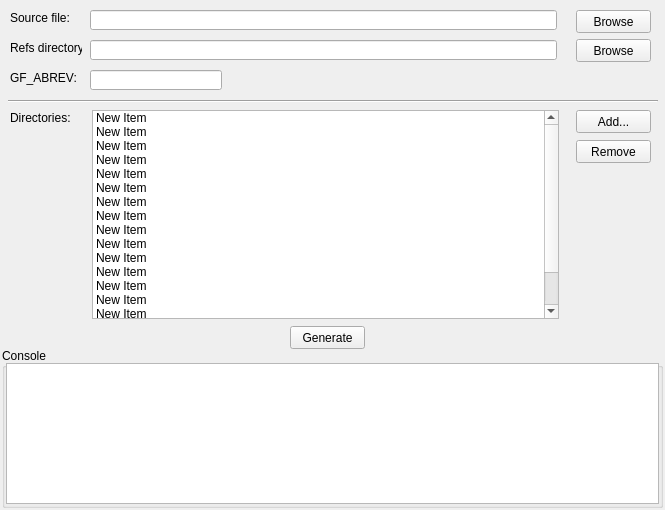
Before: the Qt Designer form GoldGenerator/GoldGenerator/UI/GoldGeneratorWindow.ui in kapis90/GoldGenerator, drawn with Qt 5.
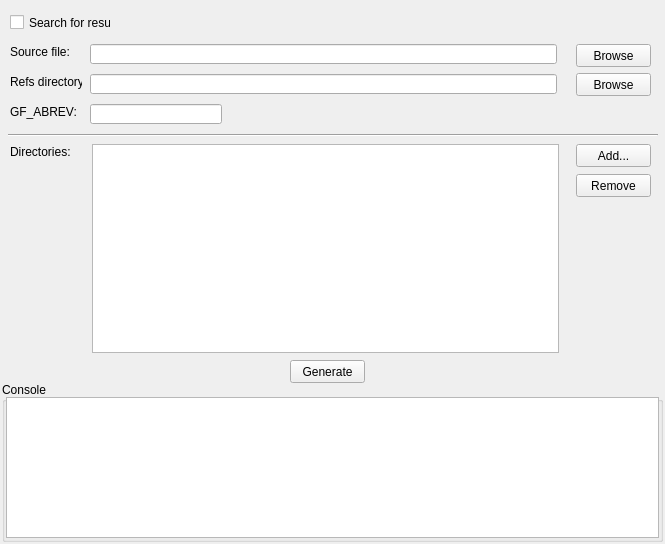
After: the same form once the commit is applied.

```diff
--- a/GoldGenerator/GoldGenerator/UI/GoldGeneratorWindow.ui
+++ b/GoldGenerator/GoldGenerator/UI/GoldGeneratorWindow.ui
@@ -10,7 +10,7 @@
     <x>0</x>
     <y>0</y>
     <width>665</width>
-    <height>510</height>
+    <height>544</height>
    </rect>
   </property>
   <property name="sizePolicy">
@@ -26,7 +26,7 @@
    <property name="geometry">
     <rect>
      <x>2</x>
-     <y>348</y>
+     <y>382</y>
      <width>661</width>
      <height>160</height>
     </rect>
@@ -52,7 +52,7 @@
    <property name="geometry">
     <rect>
      <x>10</x>
-     <y>110</y>
+     <y>144</y>
      <width>61</width>
      <height>16</height>
     </rect>
@@ -65,7 +65,7 @@
    <property name="geometry">
     <rect>
      <x>92</x>
-     <y>110</y>
+     <y>144</y>
      <width>467</width>
      <height>209</height>
     </rect>
@@ -82,97 +82,12 @@
    <property name="viewMode">
     <enum>QListView::ListMode</enum>
    </property>
-   <item>
-    <property name="text">
-     <string>New Item</string>
-    </property>
-   </item>
-   <item>
-    <property name="text">
-     <string>New Item</string>
-    </property>
-   </item>
-   <item>
-    <property name="text">
-     <string>New Item</string>
-    </property>
-   </item>
-   <item>
-    <property name="text">
-     <string>New Item</string>
-    </property>
-   </item>
-   <item>
-    <property name="text">
-     <string>New Item</string>
-    </property>
-   </item>
-   <item>
-    <property name="text">
-     <string>New Item</string>
-    </property>
-   </item>
-   <item>
-    <property name="text">
-     <string>New Item</string>
-    </property>
-   </item>
-   <item>
-    <property name="text">
-     <string>New Item</string>
-    </property>
-   </item>
-   <item>
-    <property name="text">
-     <string>New Item</string>
-    </property>
-   </item>
-   <item>
-    <property name="text">
-     <string>New Item</string>
-    </property>
-   </item>
-   <item>
-    <property name="text">
-     <string>New Item</string>
-    </property>
-   </item>
-   <item>
-    <property name="text">
-     <string>New Item</string>
-    </property>
-   </item>
-   <item>
-    <property name="text">
-     <string>New Item</string>
-    </property>
-   </item>
-   <item>
-    <property name="text">
-     <string>New Item</string>
-    </property>
-   </item>
-   <item>
-    <property name="text">
-     <string>New Item</string>
-    </property>
-   </item>
-   <item>
-    <property name="text">
-     <string>New Item</string>
-    </property>
-   </item>
-   <item>
-    <property name="text">
-     <string>New Item</string>
-    </property>
-   </item>
   </widget>
   <widget class="QPushButton" name="generateButton">
    <property name="geometry">
     <rect>
      <x>290</x>
-     <y>326</y>
+     <y>360</y>
      <width>75</width>
      <height>23</height>
     </rect>
@@ -197,7 +112,7 @@
    <property name="geometry">
     <rect>
      <x>8</x>
-     <y>100</y>
+     <y>134</y>
      <width>650</width>
      <height>3</height>
     </rect>
@@ -210,7 +125,7 @@
    <property name="geometry">
     <rect>
      <x>10</x>
-     <y>40</y>
+     <y>74</y>
      <width>72</width>
      <height>16</height>
     </rect>
@@ -229,7 +144,7 @@
    <property name="geometry">
     <rect>
      <x>90</x>
-     <y>40</y>
+     <y>74</y>
      <width>467</width>
      <height>20</height>
     </rect>
@@ -239,7 +154,7 @@
    <property name="geometry">
     <rect>
      <x>576</x>
-     <y>39</y>
+     <y>73</y>
      <width>75</width>
      <height>23</height>
     </rect>
@@ -252,7 +167,7 @@
    <property name="geometry">
     <rect>
      <x>10</x>
-     <y>10</y>
+     <y>44</y>
      <width>71</width>
      <height>16</height>
     </rect>
@@ -274,7 +189,7 @@
    <property name="geometry">
     <rect>
      <x>90</x>
-     <y>10</y>
+     <y>44</y>
      <width>467</width>
      <height>20</height>
     </rect>
@@ -290,7 +205,7 @@
    <property name="geometry">
     <rect>
      <x>576</x>
-     <y>10</y>
+     <y>44</y>
      <width>75</width>
      <height>23</height>
     </rect>
@@ -303,7 +218,7 @@
    <property name="geometry">
     <rect>
      <x>10</x>
-     <y>70</y>
+     <y>104</y>
      <width>75</width>
      <height>16</height>
     </rect>
@@ -322,7 +237,7 @@
    <property name="geometry">
     <rect>
      <x>90</x>
-     <y>70</y>
+     <y>104</y>
      <width>132</width>
      <height>20</height>
     </rect>
@@ -332,7 +247,7 @@
    <property name="geometry">
     <rect>
      <x>576</x>
-     <y>110</y>
+     <y>144</y>
      <width>75</width>
      <height>23</height>
     </rect>
@@ -345,7 +260,7 @@
    <property name="geometry">
     <rect>
      <x>576</x>
-     <y>140</y>
+     <y>174</y>
      <width>75</width>
      <height>23</height>
     </rect>
@@ -354,6 +269,19 @@
     <string>Remove</string>
    </property>
   </widget>
+  <widget class="QCheckBox" name="searchBox">
+   <property name="geometry">
+    <rect>
+     <x>10</x>
+     <y>14</y>
+     <width>101</width>
+     <height>17</height>
+    </rect>
+   </property>
+   <property name="text">
+    <string>Search for result</string>
+   </property>
+  </widget>
  </widget>
  <tabstops>
   <tabstop>sourceEdit</tabstop>
```
Left out of the diff: 25 changed lines with no effect on the pictures.
